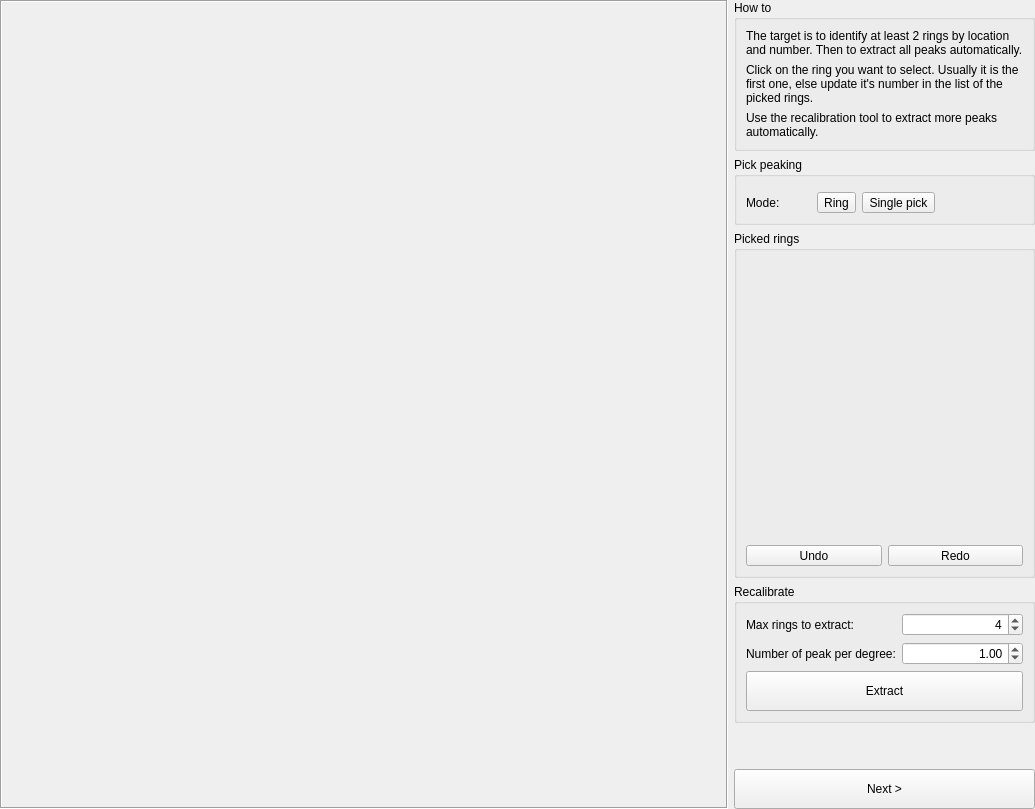
Qt form pyFAI/resources/gui/calibration-peakpicking.ui (silx-kit/pyFAI) before a commit.
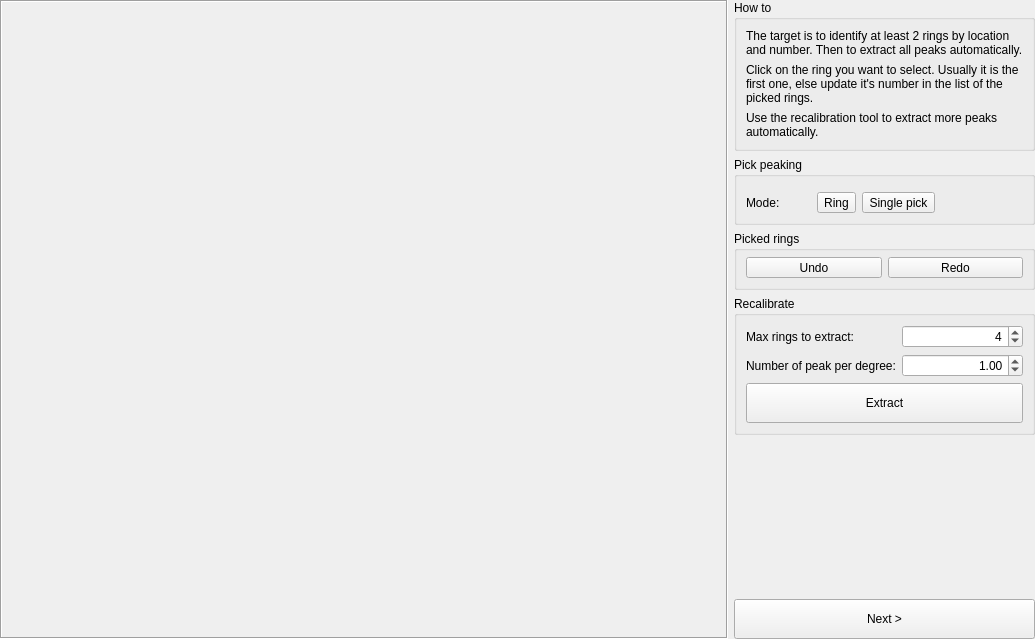
The same form after that commit.

Commit message: Rework peak selection table look and feel

```diff
--- a/pyFAI/resources/gui/calibration-peakpicking.ui
+++ b/pyFAI/resources/gui/calibration-peakpicking.ui
@@ -7,7 +7,7 @@
     <x>0</x>
     <y>0</y>
     <width>1035</width>
-    <height>809</height>
+    <height>639</height>
    </rect>
   </property>
   <property name="windowTitle">
@@ -32,7 +32,7 @@
    </item>
    <item>
     <widget class="QWidget" name="widget" native="true">
-     <layout class="QVBoxLayout" name="verticalLayout_3" stretch="0,0,1,0,0,0">
+     <layout class="QVBoxLayout" name="verticalLayout_3" stretch="0,0,0,0,0,0">
       <property name="margin">
        <number>0</number>
       </property>
@@ -165,19 +165,10 @@
       </item>
       <item>
        <widget class="QGroupBox" name="groupBox_7">
-        <property name="sizePolicy">
-         <sizepolicy hsizetype="Preferred" vsizetype="Expanding">
-          <horstretch>0</horstretch>
-          <verstretch>0</verstretch>
-         </sizepolicy>
-        </property>
         <property name="title">
          <string>Picked rings</string>
         </property>
         <layout class="QVBoxLayout" name="verticalLayout" stretch="0,0">
-         <property name="sizeConstraint">
-          <enum>QLayout::SetMinAndMaxSize</enum>
-         </property>
          <property name="leftMargin">
           <number>9</number>
          </property>
@@ -191,44 +182,7 @@
           <number>9</number>
          </property>
          <item>
-          <widget class="QTableView" name="_peakSelection">
-           <property name="styleSheet">
-            <string notr="true">QTableView { background: transparent }</string>
-           </property>
-           <property name="frameShape">
-            <enum>QFrame::NoFrame</enum>
-           </property>
-           <property name="alternatingRowColors">
-            <bool>true</bool>
-           </property>
-           <property name="selectionMode">
-            <enum>QAbstractItemView::SingleSelection</enum>
-           </property>
-           <property name="selectionBehavior">
-            <enum>QAbstractItemView::SelectRows</enum>
-           </property>
-           <property name="verticalScrollMode">
-            <enum>QAbstractItemView::ScrollPerPixel</enum>
-           </property>
-           <property name="horizontalScrollMode">
-            <enum>QAbstractItemView::ScrollPerPixel</enum>
-           </property>
-           <property name="showGrid">
-            <bool>false</bool>
-           </property>
-           <property name="wordWrap">
-            <bool>false</bool>
-           </property>
-           <attribute name="horizontalHeaderHighlightSections">
-            <bool>false</bool>
-           </attribute>
-           <attribute name="verticalHeaderVisible">
-            <bool>false</bool>
-           </attribute>
-           <attribute name="verticalHeaderHighlightSections">
-            <bool>false</bool>
-           </attribute>
-          </widget>
+          <widget class="QWidget" name="_peakSelectionHolder" native="true"/>
          </item>
          <item>
           <widget class="QWidget" name="widget_12" native="true">
@@ -351,7 +305,7 @@
          <enum>Qt::Vertical</enum>
         </property>
         <property name="sizeType">
-         <enum>QSizePolicy::MinimumExpanding</enum>
+         <enum>QSizePolicy::Expanding</enum>
         </property>
         <property name="sizeHint" stdset="0">
          <size>
```
Left out of the diff: 6 changed lines with no effect on the pictures. The commit also changes 1 other file.
